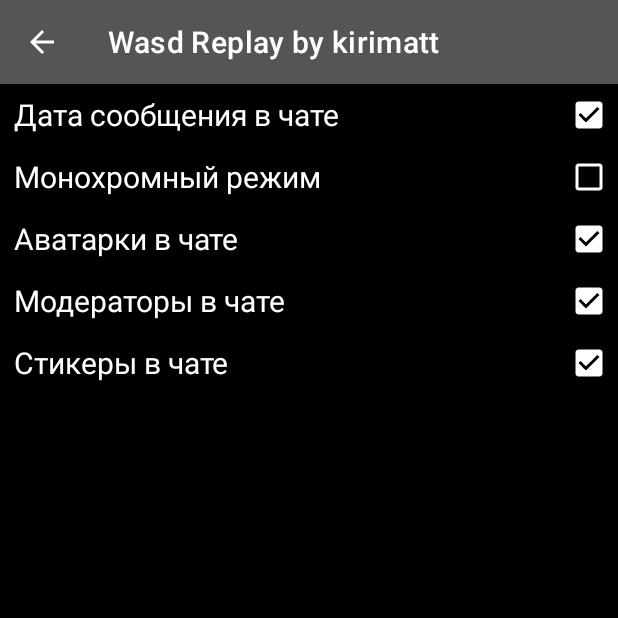
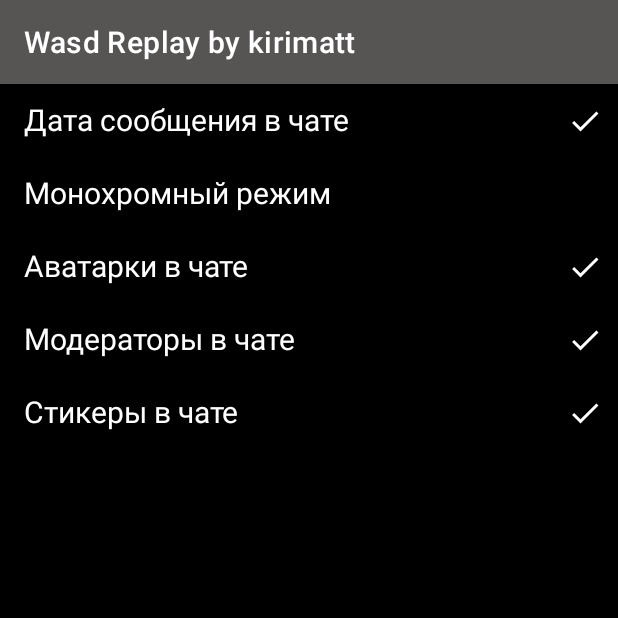
Before and after one commit to Kirimatt/WasdReplayAndroid, an Android app: the SettingsActivity screen opened directly, with no data from a screen before it, on a phone screen of 412 x 824 dp, the top half of it. Run offline under Robolectric (Android 15) with nearby library versions, the phone set to English and light mode, and no system bars.

Commit message:
V 2.01 STABLE
Useful features that may be missed to describe in 2.00 BETA commit:

1) Added 15 sec delay to current time on player

2) Reverse the list of streamers to increase user experience (old streamers in top)

2.01 CHANGES:

Changed icons from custom to google default store

Added pre-download avatars for better performance, while waiting for message showing (CPU usage is halved, decreased memory usage).

```diff
--- a/app/src/main/AndroidManifest.xml
+++ b/app/src/main/AndroidManifest.xml
@@ -13,8 +13,7 @@
         android:theme="@style/Theme.WasdAndroid">
         <activity
             android:name=".activities.SettingsActivity"
-            android:exported="false"
-            android:parentActivityName=".activities.SearchActivity"/>
+            android:exported="false" />
         <activity
             android:name=".activities.SearchActivity"
             android:exported="true"
--- a/app/src/main/java/com/kirimatt/wasdAndroid/views/adapters/ListViewSettingsAdapter.java
+++ b/app/src/main/java/com/kirimatt/wasdAndroid/views/adapters/ListViewSettingsAdapter.java
@@ -1,23 +1,19 @@
 package com.kirimatt.wasdAndroid.views.adapters;
 
 import android.content.Context;
-import android.content.SharedPreferences;
-import android.graphics.Color;
 import android.view.LayoutInflater;
 import android.view.View;
 import android.view.ViewGroup;
 import android.widget.ArrayAdapter;
-import android.widget.CheckBox;
 import android.widget.ImageView;
 import android.widget.TextView;
 
+import androidx.core.content.res.ResourcesCompat;
+
 import com.kirimatt.wasdAndroid.R;
-import com.kirimatt.wasdAndroid.dtos.search.Row;
 import com.kirimatt.wasdAndroid.dtos.settings.RowSettings;
-import com.kirimatt.wasdAndroid.utils.ImageManager;
 
 import java.util.List;
-import java.util.Random;
 
 public class ListViewSettingsAdapter extends ArrayAdapter<RowSettings> {
     private final int listLayout;
@@ -44,12 +40,15 @@ public class ListViewSettingsAdapter extends ArrayAdapter<RowSettings> {
         RowSettings row = channelsList.get(position);
 
         TextView name = convertView.findViewById(R.id.textViewSetting);
-        CheckBox checkBox = convertView.findViewById(R.id.checkboxSetting);
+        ImageView checkBoxImage = convertView.findViewById(R.id.checkboxSetting);
 
         name.setText(row.getNameSetting());
 
-        checkBox.setChecked(row.getStatus());
-        checkBox.setEnabled(false);
+        checkBoxImage.setImageDrawable(
+                Boolean.TRUE.equals(row.getStatus()) ?
+                        ResourcesCompat.getDrawable(context.getResources(),
+                                R.drawable.baseline_done_24, null) : null
+        );
 
         return convertView;
     }
--- a/app/src/main/java/com/kirimatt/wasdAndroid/views/controllers/VideoLandController.java
+++ b/app/src/main/java/com/kirimatt/wasdAndroid/views/controllers/VideoLandController.java
@@ -33,7 +33,7 @@ public class VideoLandController extends MediaController {
 
         Button shrinkSizeButton = new Button(this.getContext());
         shrinkSizeButton.setCompoundDrawablesWithIntrinsicBounds(
-                R.drawable.ic_shrink_svgrepo_com,
+                R.drawable.baseline_fullscreen_exit_24,
                 0,
                 0,
                 0
@@ -66,7 +66,7 @@ public class VideoLandController extends MediaController {
         layoutParamsChat.addRule(RelativeLayout.ALIGN_PARENT_RIGHT);
         chatButton.setBackground(null);
         chatButton.setCompoundDrawablesWithIntrinsicBounds(
-                R.drawable.ic_chat_svgrepo_com,
+                R.drawable.baseline_question_answer_24,
                 0,
                 0,
                 0
--- a/app/src/main/java/com/kirimatt/wasdAndroid/views/controllers/VideoPortraitController.java
+++ b/app/src/main/java/com/kirimatt/wasdAndroid/views/controllers/VideoPortraitController.java
@@ -25,7 +25,7 @@ public class VideoPortraitController extends MediaController {
 
         Button fullSizeButton = new Button(this.getContext());
         fullSizeButton.setCompoundDrawablesWithIntrinsicBounds(
-                R.drawable.ic_expand_fullscreen_svgrepo_com,
+                R.drawable.baseline_fullscreen_24,
                 0,
                 0,
                 0
--- /dev/null
+++ b/app/src/main/res/drawable-v24/baseline_done_24.xml
@@ -0,0 +1,9 @@
+<vector xmlns:android="http://schemas.android.com/apk/res/android"
+    android:width="24dp"
+    android:height="24dp"
+    android:viewportWidth="24"
+    android:viewportHeight="24">
+  <path
+      android:fillColor="@android:color/white"
+      android:pathData="M9,16.2L4.8,12l-1.4,1.4L9,19 21,7l-1.4,-1.4L9,16.2z"/>
+</vector>
--- a/app/src/main/res/layout/activity_search.xml
+++ b/app/src/main/res/layout/activity_search.xml
@@ -37,7 +37,7 @@
                 android:background="#575454"
                 android:textColor="#fff"
                 android:layout_height="wrap_content"
-                android:src="@drawable/ic_setting_two_svg_repo_com"
+                android:src="@drawable/baseline_settings_24"
                 android:contentDescription="@string/imageButtonDesc" />
 
         </LinearLayout>
@@ -75,7 +75,7 @@
         android:layout_marginTop="8dp"
         android:layout_marginEnd="15dp"
         android:contentDescription="@string/imageButtonDesc"
-        android:src="@drawable/ic_search_svg_repo_com"
+        android:src="@drawable/baseline_search_24"
         android:background="@color/black"/>
 
     <ListView
--- a/app/src/main/res/layout/activity_settings_row.xml
+++ b/app/src/main/res/layout/activity_settings_row.xml
@@ -5,7 +5,7 @@
     android:layout_width="match_parent"
     android:layout_height="wrap_content"
     android:orientation="vertical"
-    android:padding="3dp">
+    android:padding="10dp">
 
     <TextView
         android:id="@+id/textViewSetting"
@@ -24,7 +24,7 @@
         app:layout_constraintStart_toStartOf="parent"
         app:layout_constraintTop_toTopOf="parent" />
 
-    <CheckBox
+    <ImageView
         android:id="@+id/checkboxSetting"
         android:layout_width="wrap_content"
         android:layout_height="wrap_content"
@@ -32,9 +32,11 @@
         android:layout_marginTop="1dp"
         android:buttonTint="#FFFFFF"
         android:textColor="#FFFFFF"
+        android:src="@drawable/baseline_done_24"
         app:layout_constraintBottom_toBottomOf="parent"
         app:layout_constraintEnd_toEndOf="parent"
-        app:layout_constraintTop_toTopOf="parent" />
+        app:layout_constraintTop_toTopOf="parent"
+        android:contentDescription="@string/imageButtonDesc" />
 
 
 </androidx.constraintlayout.widget.ConstraintLayout>
--- a/app/src/main/res/layout/activity_video.xml
+++ b/app/src/main/res/layout/activity_video.xml
@@ -37,7 +37,7 @@
         android:paddingEnd="25dp"
         android:paddingTop="0dp"
         android:paddingStart="0dp"
-        android:src="@drawable/ic_down_c_svg_repo_com"
+        android:src="@drawable/baseline_arrow_drop_down_circle_24"
         android:contentDescription="@string/imageButtonDesc"
         android:background="@null"/>
 
--- a/app/src/main/res/layout/activity_video_landscape.xml
+++ b/app/src/main/res/layout/activity_video_landscape.xml
@@ -36,7 +36,7 @@
         android:paddingEnd="25dp"
         android:paddingTop="0dp"
         android:paddingStart="0dp"
-        android:src="@drawable/ic_down_c_svg_repo_com"
+        android:src="@drawable/baseline_arrow_drop_down_circle_24"
         android:contentDescription="@string/imageButtonDesc"
         android:background="@null"/>
 
--- a/app/src/main/res/layout/activity_video_landscape_only_video.xml
+++ b/app/src/main/res/layout/activity_video_landscape_only_video.xml
@@ -38,7 +38,7 @@
         android:paddingEnd="25dp"
         android:paddingTop="0dp"
         android:paddingStart="0dp"
-        android:src="@drawable/ic_down_c_svg_repo_com"
+        android:src="@drawable/baseline_arrow_drop_down_circle_24"
         android:contentDescription="@string/imageButtonDesc"
         android:background="@null"
         android:saveEnabled="false"
```
Also changed, not shown: app/src/main/java/com/kirimatt/wasdAndroid/activities/ReplayActivity.java (+29 -12 lines), app/src/main/java/com/kirimatt/wasdAndroid/utils/ImageManager.java (+25 -0 lines), app/src/main/java/com/kirimatt/wasdAndroid/views/adapters/ListViewMessagesAdapter.java (+17 -9 lines), app/src/main/res/drawable-v24/baseline_arrow_drop_down_circle_24.xml (added, +9 -0 lines), app/src/main/res/drawable-v24/baseline_fullscreen_24.xml (added, +9 -0 lines), app/src/main/res/drawable-v24/baseline_fullscreen_exit_24.xml (added, +9 -0 lines), app/src/main/res/drawable-v24/baseline_question_answer_24.xml (added, +9 -0 lines), app/src/main/res/drawable-v24/baseline_search_24.xml (added, +9 -0 lines), app/src/main/res/drawable-v24/baseline_settings_24.xml (added, +9 -0 lines), app/src/main/res/layout/activity_preview.xml (+4 -4 lines).
